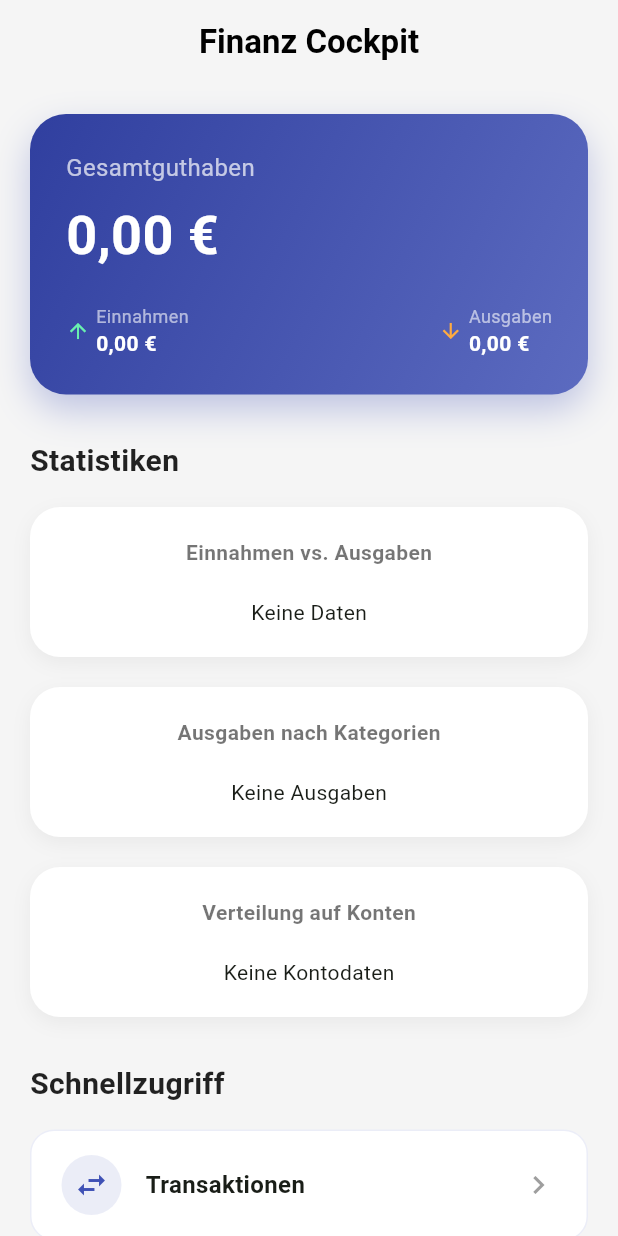
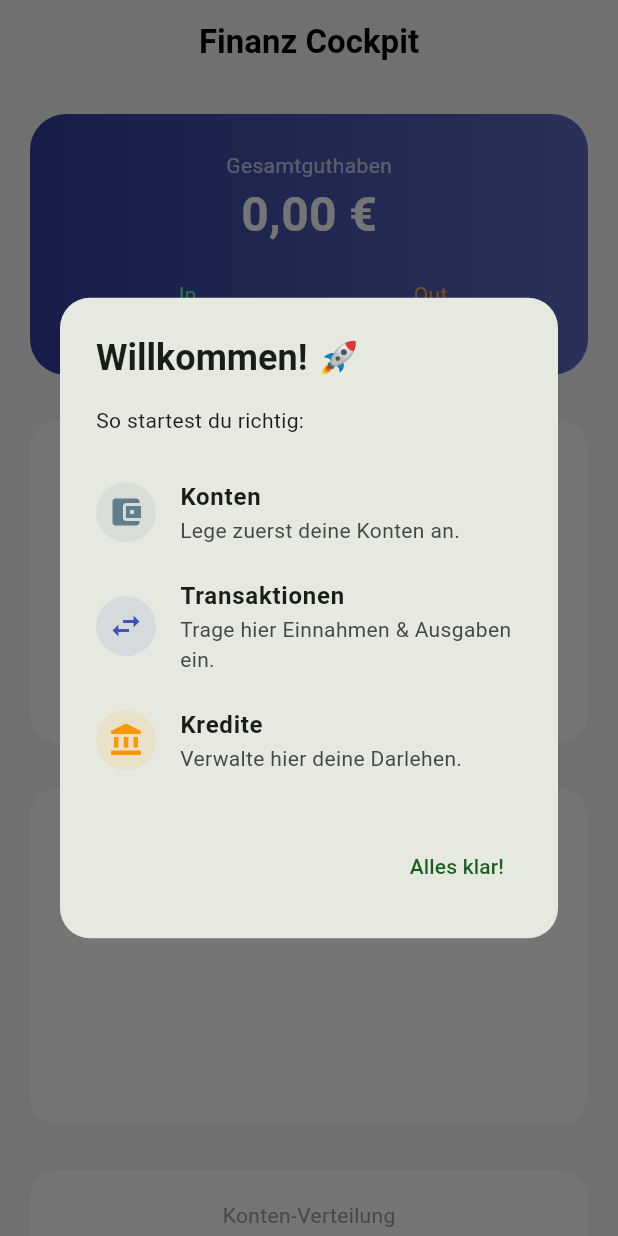
Before and after one commit to Zornemann/MeinBudget, a Flutter app: the screen it shows after launch, on a phone screen of 412 x 824 dp. Run offline on Flutter 3.47's test engine with Material 3 defaults, Android fonts, the phone set to English and light mode, and no system bars; drawn by our look-alikes of fl_chart; our stand-ins replace shared_preferences, sqflite, sqflite_common_ffi_web; accounts and stored records are empty; statements that could not run were skipped.

Commit message:
feat: complete home screen with onboarding and loan management

```diff
--- a/lib/screens/home_screen.dart
+++ b/lib/screens/home_screen.dart
@@ -1,10 +1,12 @@
 import 'package:flutter/material.dart';
 import 'package:fl_chart/fl_chart.dart';
 import 'package:intl/intl.dart';
+import 'package:shared_preferences/shared_preferences.dart';
 import '../database/database_helper.dart';
 import '../models/transaction.dart';
 import 'transactions_screen.dart';
 import 'account_management_screen.dart';
+import 'loan_management_screen.dart'; // Wichtig: Import für Kredite
 
 class HomeScreen extends StatefulWidget {
   const HomeScreen({super.key});
@@ -19,13 +21,64 @@ class _HomeScreenState extends State<HomeScreen> {
   double _totalIncome = 0.0;
   double _totalExpense = 0.0;
   Map<String, double> _categoryExpenses = {};
-  List<Map<String, dynamic>> _accountBalances = []; // Neu für Konten-Chart
+  List<Map<String, dynamic>> _accountBalances = [];
   bool _isLoading = true;
 
   @override
   void initState() {
     super.initState();
     _loadDashboardData();
+    // Startet das Tutorial nach dem ersten Frame
+    WidgetsBinding.instance.addPostFrameCallback((_) => _showOnboardingIfNeeded());
+  }
+
+  Future<void> _showOnboardingIfNeeded() async {
+    final prefs = await SharedPreferences.getInstance();
+    final bool showIntro = prefs.getBool('show_onboarding') ?? true;
+
+    if (showIntro) {
+      _showOnboardingDialog(prefs);
+    }
+  }
+
+  void _showOnboardingDialog(SharedPreferences prefs) {
+    showDialog(
+      context: context,
+      barrierDismissible: false,
+      builder: (ctx) => AlertDialog(
+        shape: RoundedRectangleBorder(borderRadius: BorderRadius.circular(20)),
+        title: const Text('Willkommen! 🚀', style: TextStyle(fontWeight: FontWeight.bold)),
+        content: SingleChildScrollView(
+          child: ListBody(
+            children: [
+              const Text('So startest du richtig:'),
+              const SizedBox(height: 15),
+              _buildTutorialItem(Icons.account_balance_wallet, Colors.blueGrey, 'Konten', 'Lege zuerst deine Konten an.'),
+              _buildTutorialItem(Icons.swap_horiz, Colors.indigo, 'Transaktionen', 'Trage hier Einnahmen & Ausgaben ein.'),
+              _buildTutorialItem(Icons.account_balance, Colors.orange, 'Kredite', 'Verwalte hier deine Darlehen.'),
+            ],
+          ),
+        ),
+        actions: [
+          TextButton(
+            onPressed: () {
+              prefs.setBool('show_onboarding', false);
+              Navigator.pop(ctx);
+            },
+            child: const Text('Alles klar!'),
+          ),
+        ],
+      ),
+    );
+  }
+
+  Widget _buildTutorialItem(IconData icon, Color color, String title, String desc) {
+    return ListTile(
+      leading: CircleAvatar(backgroundColor: color.withOpacity(0.1), child: Icon(icon, color: color)),
+      title: Text(title, style: const TextStyle(fontWeight: FontWeight.bold)),
+      subtitle: Text(desc),
+      contentPadding: EdgeInsets.zero,
+    );
   }
 
   Future<void> _loadDashboardData() async {
@@ -34,28 +87,23 @@ class _HomeScreenState extends State<HomeScreen> {
     final balance = await _dbHelper.getTotalBalance();
     final accounts = await _dbHelper.getAccounts();
 
-    // 1. Einnahmen & Ausgaben berechnen
     double income = 0;
     double expense = 0;
     Map<String, double> catExp = {};
 
     for (var t in transactions) {
-      if (t.type == 'income') {
-        income += t.amount;
-      } else {
+      if (t.type == 'income') income += t.amount;
+      else {
         expense += t.amount;
         catExp[t.category] = (catExp[t.category] ?? 0) + t.amount;
       }
     }
 
-    // 2. Kontostände für Verteilungs-Chart berechnen
     List<Map<String, dynamic>> accStats = [];
     for (var acc in accounts) {
-      final transBalance = await _dbHelper.getAccountBalance(acc['id']);
-      final totalAccBalance = (acc['initialBalance'] as num).toDouble() + transBalance;
-      if (totalAccBalance != 0) {
-        accStats.add({'name': acc['name'], 'balance': totalAccBalance});
-      }
+      final transBal = await _dbHelper.getAccountBalance(acc['id']);
+      final total = (acc['initialBalance'] as num).toDouble() + transBal;
+      accStats.add({'name': acc['name'], 'balance': total});
     }
 
     setState(() {
@@ -71,13 +119,9 @@ class _HomeScreenState extends State<HomeScreen> {
   IconData _getCategoryIcon(String category) {
     switch (category.toLowerCase()) {
       case 'gehalt': return Icons.payments;
-      case 'kindergeld': return Icons.child_care;
       case 'tanken': return Icons.local_gas_station;
       case 'einkauf': return Icons.shopping_cart;
-      case 'kredite': return Icons.account_balance;
-      case 'versicherung': return Icons.security;
       case 'miete': return Icons.home;
-      case 'freizeit': return Icons.confirmation_number;
       default: return Icons.category;
     }
   }
@@ -90,35 +134,27 @@ class _HomeScreenState extends State<HomeScreen> {
       backgroundColor: Colors.grey[100],
       appBar: AppBar(
         title: const Text('Finanz Cockpit', style: TextStyle(fontWeight: FontWeight.bold)),
-        centerTitle: true,
-        elevation: 0,
-        backgroundColor: Colors.transparent,
-        foregroundColor: Colors.black,
+        centerTitle: true, elevation: 0, backgroundColor: Colors.transparent, foregroundColor: Colors.black,
       ),
-      body: _isLoading
-          ? const Center(child: CircularProgressIndicator())
-          : RefreshIndicator(
+      body: _isLoading ? const Center(child: CircularProgressIndicator()) : RefreshIndicator(
         onRefresh: _loadDashboardData,
         child: SingleChildScrollView(
           padding: const EdgeInsets.all(20),
           child: Column(
-                  crossAxisAlignment: CrossAxisAlignment.start,
             children: [
               _buildModernBalanceCard(currencyFormat),
               const SizedBox(height: 30),
-                    _buildSectionTitle('Statistiken'),
-                    const SizedBox(height: 16),
               _buildChartCard('Einnahmen vs. Ausgaben', _buildMainPieChart()),
               const SizedBox(height: 20),
-                    _buildChartCard('Ausgaben nach Kategorien', _buildCategoryPieChart()),
+              _buildChartCard('Ausgaben / Kategorien', _buildCategoryPieChart()),
               const SizedBox(height: 20),
-                    _buildChartCard('Verteilung auf Konten', _buildAccountPieChart()),
+              _buildChartCard('Konten-Verteilung', _buildAccountPieChart()),
               const SizedBox(height: 30),
-                    _buildSectionTitle('Schnellzugriff'),
-                    const SizedBox(height: 16),
               _buildQuickActionButton(context, 'Transaktionen', Icons.swap_horiz, Colors.indigo, const TransactionsScreen()),
               const SizedBox(height: 12),
               _buildQuickActionButton(context, 'Kontenverwaltung', Icons.account_balance_wallet, Colors.blueGrey, const AccountManagementScreen()),
+              const SizedBox(height: 12),
+              _buildQuickActionButton(context, 'Kredite & Darlehen', Icons.account_balance, Colors.orange, const LoanManagementScreen()),
               const SizedBox(height: 40),
             ],
           ),
@@ -127,35 +163,23 @@ class _HomeScreenState extends State<HomeScreen> {
     );
   }
 
-  Widget _buildSectionTitle(String title) {
-    return Text(title, style: const TextStyle(fontSize: 20, fontWeight: FontWeight.bold, color: Colors.black87));
-  }
-
   Widget _buildModernBalanceCard(NumberFormat format) {
     return Container(
-      width: double.infinity,
       padding: const EdgeInsets.all(24),
       decoration: BoxDecoration(
-        gradient: LinearGradient(
-          colors: [Colors.indigo[700]!, Colors.indigo[400]!],
-          begin: Alignment.topLeft,
-          end: Alignment.bottomRight,
-        ),
+        gradient: LinearGradient(colors: [Colors.indigo[700]!, Colors.indigo[400]!]),
         borderRadius: BorderRadius.circular(24),
-        boxShadow: [BoxShadow(color: Colors.indigo.withOpacity(0.3), blurRadius: 20, offset: const Offset(0, 10))],
       ),
       child: Column(
-        crossAxisAlignment: CrossAxisAlignment.start,
         children: [
-          const Text('Gesamtguthaben', style: TextStyle(color: Colors.white70, fontSize: 16)),
-          const SizedBox(height: 8),
-          Text(format.format(_balance), style: const TextStyle(color: Colors.white, fontSize: 36, fontWeight: FontWeight.bold)),
+          const Text('Gesamtguthaben', style: TextStyle(color: Colors.white70)),
+          Text(format.format(_balance), style: const TextStyle(color: Colors.white, fontSize: 32, fontWeight: FontWeight.bold)),
           const SizedBox(height: 20),
           Row(
-            mainAxisAlignment: MainAxisAlignment.spaceBetween,
+            mainAxisAlignment: MainAxisAlignment.spaceAround,
             children: [
-              _buildSmallInfo('Einnahmen', format.format(_totalIncome), Icons.arrow_upward, Colors.greenAccent),
-              _buildSmallInfo('Ausgaben', format.format(_totalExpense), Icons.arrow_downward, Colors.orangeAccent),
+              _buildInfo('In', format.format(_totalIncome), Colors.greenAccent),
+              _buildInfo('Out', format.format(_totalExpense), Colors.orangeAccent),
             ],
           ),
         ],
@@ -163,137 +187,32 @@ class _HomeScreenState extends State<HomeScreen> {
     );
   }
 
-  Widget _buildSmallInfo(String label, String value, IconData icon, Color color) {
-    return Row(
-      children: [
-        Icon(icon, size: 16, color: color),
-        const SizedBox(width: 4),
-        Column(
-          crossAxisAlignment: CrossAxisAlignment.start,
-          children: [
-            Text(label, style: const TextStyle(color: Colors.white60, fontSize: 12)),
-            Text(value, style: const TextStyle(color: Colors.white, fontWeight: FontWeight.w600)),
-          ],
-        ),
-      ],
+  Widget _buildInfo(String l, String v, Color c) => Column(children: [Text(l, style: TextStyle(color: c)), Text(v, style: const TextStyle(color: Colors.white))]);
+
+  Widget _buildChartCard(String t, Widget c) => Container(
+    width: double.infinity, padding: const EdgeInsets.all(20), margin: const EdgeInsets.only(bottom: 10),
+    decoration: BoxDecoration(color: Colors.white, borderRadius: BorderRadius.circular(20)),
+    child: Column(children: [Text(t, style: const TextStyle(color: Colors.grey)), const SizedBox(height: 15), c]),
   );
-  }
 
-  Widget _buildChartCard(String title, Widget chart) {
-    return Container(
-      width: double.infinity,
-      padding: const EdgeInsets.all(20),
-      decoration: BoxDecoration(
-        color: Colors.white,
-        borderRadius: BorderRadius.circular(20),
-        boxShadow: [BoxShadow(color: Colors.black.withOpacity(0.05), blurRadius: 10, offset: const Offset(0, 4))],
-      ),
-      child: Column(
-        children: [
-          Text(title, style: const TextStyle(fontWeight: FontWeight.w600, color: Colors.black54)),
-          const SizedBox(height: 20),
-          chart,
-        ],
+  Widget _buildQuickActionButton(BuildContext context, String t, IconData i, Color c, Widget s) => InkWell(
+    onTap: () async { await Navigator.push(context, MaterialPageRoute(builder: (_) => s)); _loadDashboardData(); },
+    child: Container(
+      padding: const EdgeInsets.all(16), decoration: BoxDecoration(color: Colors.white, borderRadius: BorderRadius.circular(16)),
+      child: Row(children: [Icon(i, color: c), const SizedBox(width: 15), Text(t, style: const TextStyle(fontWeight: FontWeight.bold)), const Spacer(), const Icon(Icons.chevron_right)]),
     ),
   );
+
+  Widget _buildMainPieChart() => SizedBox(height: 140, child: PieChart(PieChartData(sections: [
+    PieChartSectionData(color: Colors.greenAccent, value: _totalIncome, radius: 30, title: ''),
+    PieChartSectionData(color: Colors.redAccent, value: _totalExpense, radius: 30, title: ''),
+  ])));
+
+  Widget _buildCategoryPieChart() => Column(children: [
+    SizedBox(height: 140, child: PieChart(PieChartData(sections: _categoryExpenses.entries.map((e) => PieChartSectionData(color: Colors.primaries[_categoryExpenses.keys.toList().indexOf(e.key) % 15], value: e.value, radius: 30, title: '')).toList()))),
+    const SizedBox(height: 10),
+    Wrap(spacing: 10, children: _categoryExpenses.keys.map((cat) => Row(mainAxisSize: MainAxisSize.min, children: [Icon(_getCategoryIcon(cat), size: 12), Text(' $cat', style: const TextStyle(fontSize: 10))])).toList())
+  ]);
+
+  Widget _buildAccountPieChart() => SizedBox(height: 140, child: PieChart(PieChartData(sections: _accountBalances.map((a) => PieChartSectionData(color: Colors.accents[_accountBalances.indexOf(a) % 15], value: a['balance'] < 0 ? 0 : a['balance'], title: a['name'], radius: 30, titleStyle: const TextStyle(fontSize: 10))).toList())));
 }
-
-  Widget _buildQuickActionButton(BuildContext context, String title, IconData icon, Color color, Widget screen) {
-    return InkWell(
-      onTap: () async {
-        await Navigator.push(context, MaterialPageRoute(builder: (context) => screen));
-        _loadDashboardData();
-      },
-      child: Container(
-        padding: const EdgeInsets.symmetric(vertical: 16, horizontal: 20),
-        decoration: BoxDecoration(color: Colors.white, borderRadius: BorderRadius.circular(16), border: Border.all(color: color.withOpacity(0.1))),
-        child: Row(
-          children: [
-            CircleAvatar(backgroundColor: color.withOpacity(0.1), child: Icon(icon, color: color)),
-            const SizedBox(width: 16),
-            Text(title, style: const TextStyle(fontSize: 16, fontWeight: FontWeight.w600)),
-            const Spacer(),
-            const Icon(Icons.chevron_right, color: Colors.grey),
-          ],
-        ),
-      ),
-    );
-  }
-
-  Widget _buildMainPieChart() {
-    if (_totalIncome == 0 && _totalExpense == 0) return const Center(child: Text('Keine Daten'));
-    return SizedBox(
-      height: 160,
-      child: PieChart(
-        PieChartData(
-          sectionsSpace: 4,
-          centerSpaceRadius: 40,
-          sections: [
-            PieChartSectionData(color: Colors.greenAccent[700], value: _totalIncome, title: '', radius: 25),
-            PieChartSectionData(color: Colors.redAccent[200], value: _totalExpense, title: '', radius: 25),
-          ],
-        ),
-      ),
-    );
-  }
-
-  Widget _buildCategoryPieChart() {
-    if (_categoryExpenses.isEmpty) return const Center(child: Text('Keine Ausgaben'));
-    return Column(
-      children: [
-        SizedBox(
-          height: 160,
-          child: PieChart(
-            PieChartData(
-              sectionsSpace: 2,
-              centerSpaceRadius: 30,
-              sections: _categoryExpenses.entries.map((e) {
-                final index = _categoryExpenses.keys.toList().indexOf(e.key);
-                return PieChartSectionData(color: Colors.primaries[index % Colors.primaries.length], value: e.value, title: '', radius: 35);
-              }).toList(),
-            ),
-          ),
-        ),
-        const SizedBox(height: 20),
-        Wrap(
-          spacing: 16,
-          runSpacing: 8,
-          children: _categoryExpenses.keys.map((cat) {
-            final index = _categoryExpenses.keys.toList().indexOf(cat);
-            return Row(
-              mainAxisSize: MainAxisSize.min,
-              children: [
-                Icon(_getCategoryIcon(cat), size: 16, color: Colors.primaries[index % Colors.primaries.length]),
-                const SizedBox(width: 4),
-                Text(cat, style: const TextStyle(fontSize: 12, fontWeight: FontWeight.w500)),
-              ],
-            );
-          }).toList(),
-        ),
-      ],
-    );
-  }
-
-  Widget _buildAccountPieChart() {
-    if (_accountBalances.isEmpty) return const Center(child: Text('Keine Kontodaten'));
-    return SizedBox(
-      height: 160,
-      child: PieChart(
-        PieChartData(
-          sectionsSpace: 2,
-          centerSpaceRadius: 30,
-          sections: _accountBalances.map((acc) {
-            final index = _accountBalances.indexOf(acc);
-            return PieChartSectionData(
-              color: Colors.accents[index % Colors.accents.length],
-              value: acc['balance'] < 0 ? 0 : acc['balance'],
-              title: acc['name'],
-              radius: 40,
-              titleStyle: const TextStyle(fontSize: 10, fontWeight: FontWeight.bold, color: Colors.white),
-            );
-          }).toList(),
-        ),
-      ),
-    );
-  }
-}
```
Lines whose indentation alone changed are shown as unchanged.
